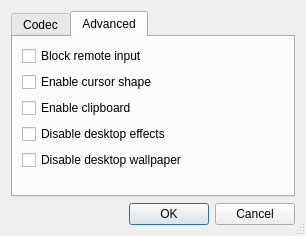
Before: the Qt Designer form source/client/ui/desktop_config_dialog.ui in dchapyshev/aspia, drawn with Qt 5.
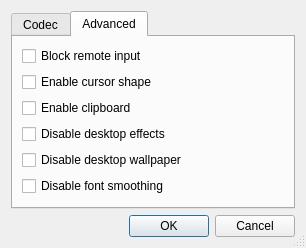
After: the same form once the commit is applied. The open tabs and pages were chosen to show the change.

Commit message: - Implemented disabling font smoothing.

```diff
--- a/source/client/ui/desktop_config_dialog.ui
+++ b/source/client/ui/desktop_config_dialog.ui
@@ -158,6 +158,13 @@
          </property>
         </widget>
        </item>
+       <item>
+        <widget class="QCheckBox" name="checkbox_font_smoothing">
+         <property name="text">
+          <string>Disable font smoothing</string>
+         </property>
+        </widget>
+       </item>
        <item>
         <spacer name="verticalSpacer_2">
          <property name="orientation">
```
Left out of the diff: 2 changed lines with no effect on the pictures. The commit also changes 19 other files.
